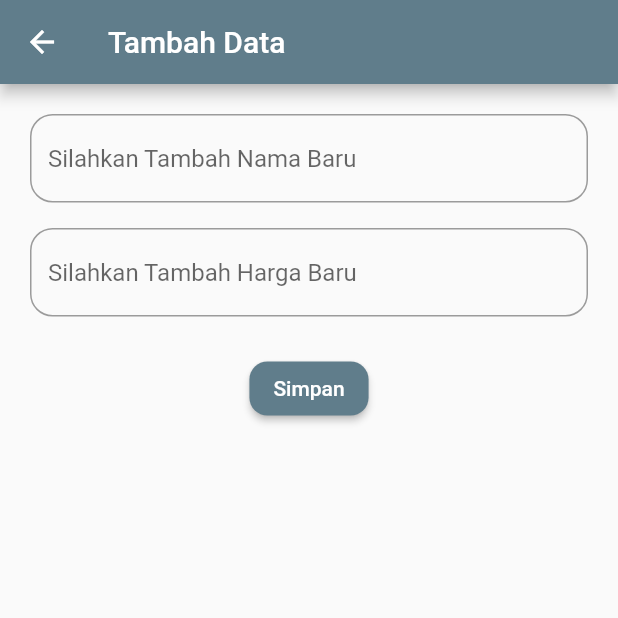
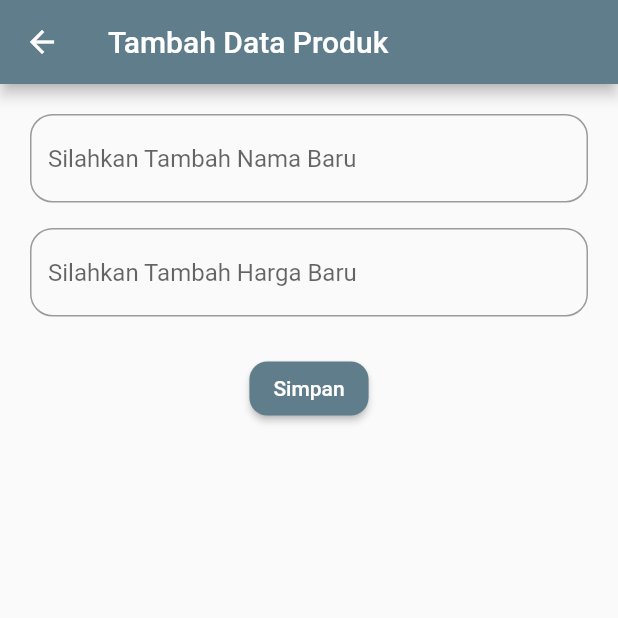
Before and after one commit to RafiRasaki/Slicing_Flutter_API_CRUD_PHP, a Flutter app: the TambahProduk screen opened directly, on a phone screen of 412 x 824 dp, the top half of it. Run offline on Flutter 3.47's test engine with Material 2 defaults, Android fonts, the phone set to English and light mode, and no system bars; network calls fail.

Commit message:
Done CRUD

```diff
--- a/appsproduk/lib/pages/tambah_produk.dart
+++ b/appsproduk/lib/pages/tambah_produk.dart
@@ -30,7 +30,7 @@ class _TambahProdukState extends State<TambahProduk> {
   Widget build(BuildContext context) {
     return Scaffold(
       appBar: AppBar(
-        title: Text('Tambah Data'),
+        title: Text('Tambah Data Produk'),
         backgroundColor: Colors.blueGrey,
       ),
       body: Form(
```
